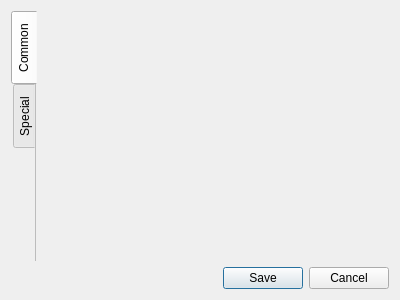
Qt form columnsdialog.ui (Kuszki/EW-Database) before a commit.
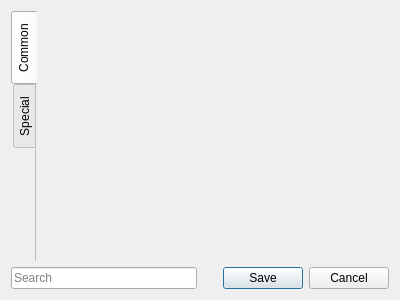
The same form after that commit. Icons and pictures are not drawn.

Commit message: Implement columns dialog

Patch:
```diff
--- a/columnsdialog.ui
+++ b/columnsdialog.ui
@@ -13,8 +13,12 @@
   <property name="windowTitle">
    <string>Dialog</string>
   </property>
-  <layout class="QVBoxLayout" name="verticalLayout">
-   <item>
+  <property name="windowIcon">
+   <iconset theme="preferences-system">
+    <normaloff>.</normaloff>.</iconset>
+  </property>
+  <layout class="QGridLayout" name="gridLayout">
+   <item row="0" column="0" colspan="2">
     <widget class="QTabWidget" name="tabWidget">
      <property name="tabPosition">
       <enum>QTabWidget::West</enum>
@@ -89,7 +93,17 @@
      </widget>
     </widget>
    </item>
-   <item>
+   <item row="1" column="0">
+    <widget class="QLineEdit" name="searchEdit">
+     <property name="placeholderText">
+      <string>Search</string>
+     </property>
+     <property name="clearButtonEnabled">
+      <bool>true</bool>
+     </property>
+    </widget>
+   </item>
+   <item row="1" column="1">
     <widget class="QDialogButtonBox" name="buttonBox">
      <property name="orientation">
       <enum>Qt::Horizontal</enum>
```
Left out of the diff: 35 changed lines with no effect on the pictures. The commit also changes 2 other files.
